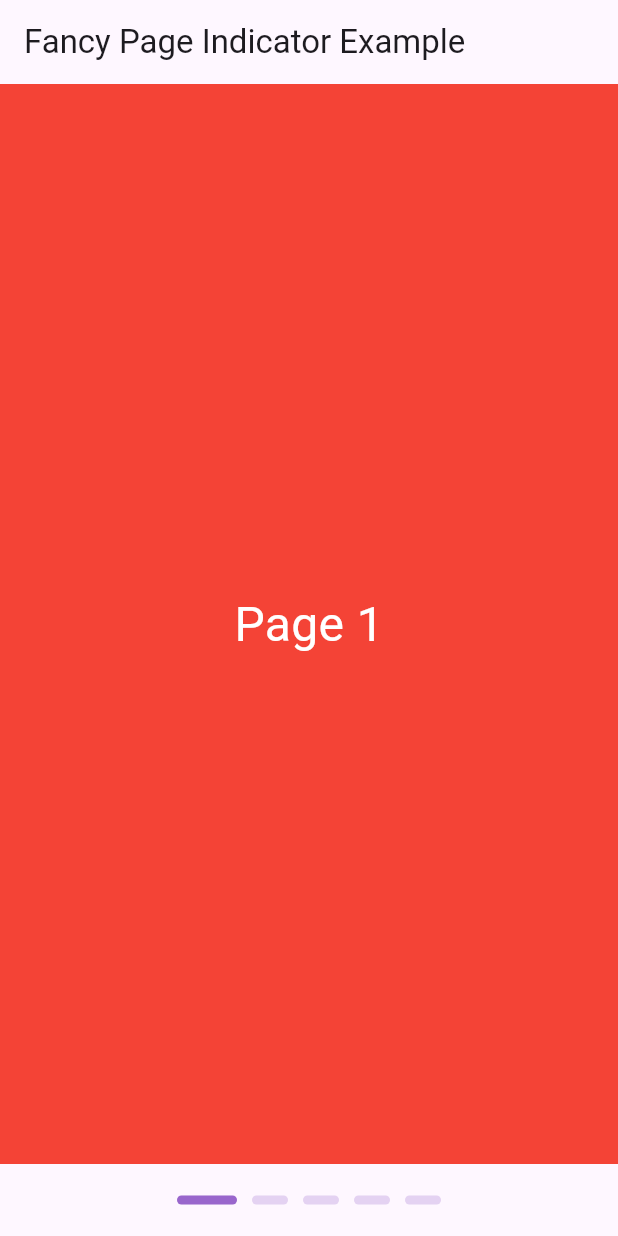
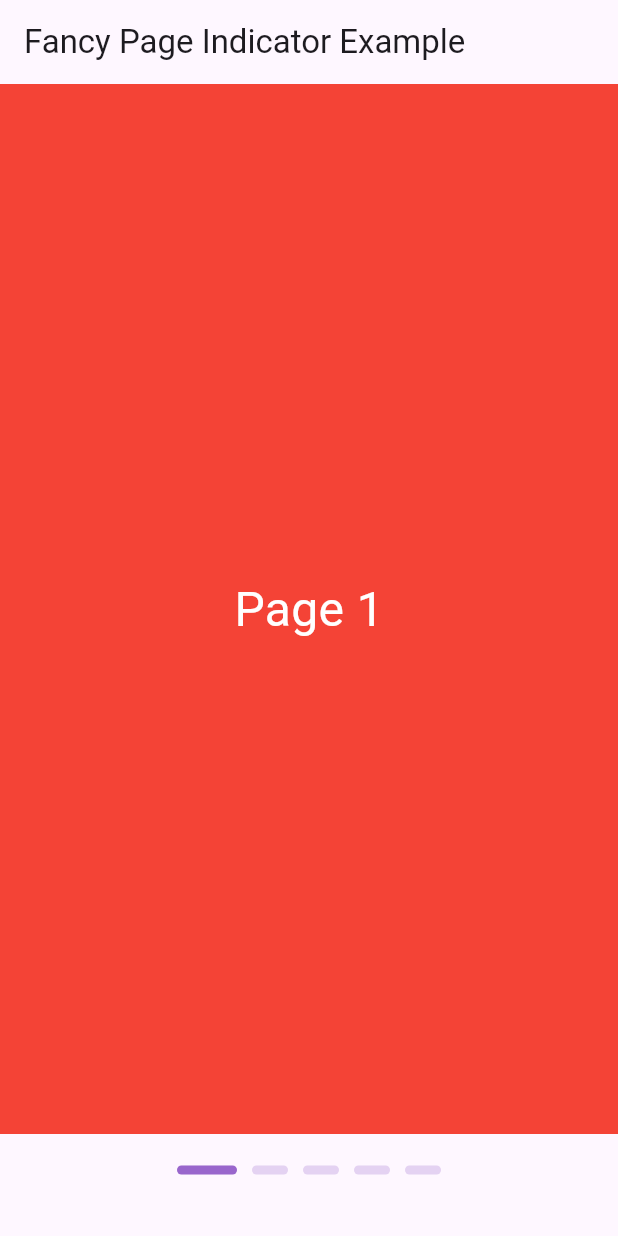
Before and after one commit to aliabdalshaheedbaqer/fancy_page_indicator, a Flutter app: the screen it shows after launch, on a phone screen of 412 x 824 dp. Run offline on Flutter 3.47's test engine with Material 3 defaults, Android fonts, the phone set to English and light mode, and no system bars.

```diff
--- a/example/lib/main.dart
+++ b/example/lib/main.dart
@@ -70,6 +70,8 @@ class _ExamplePageState extends State<ExamplePage> {
               enableLoupe: true,
             ),
           ),
+
+          SizedBox(height: 20),
         ],
       ),
     );
```
Also changed, not shown: lib/fancy_page_indicator.dart (+4 -7 lines), pubspec.yaml (+6 -40 lines), example/images/screen.jpg (added), 1 other file.
